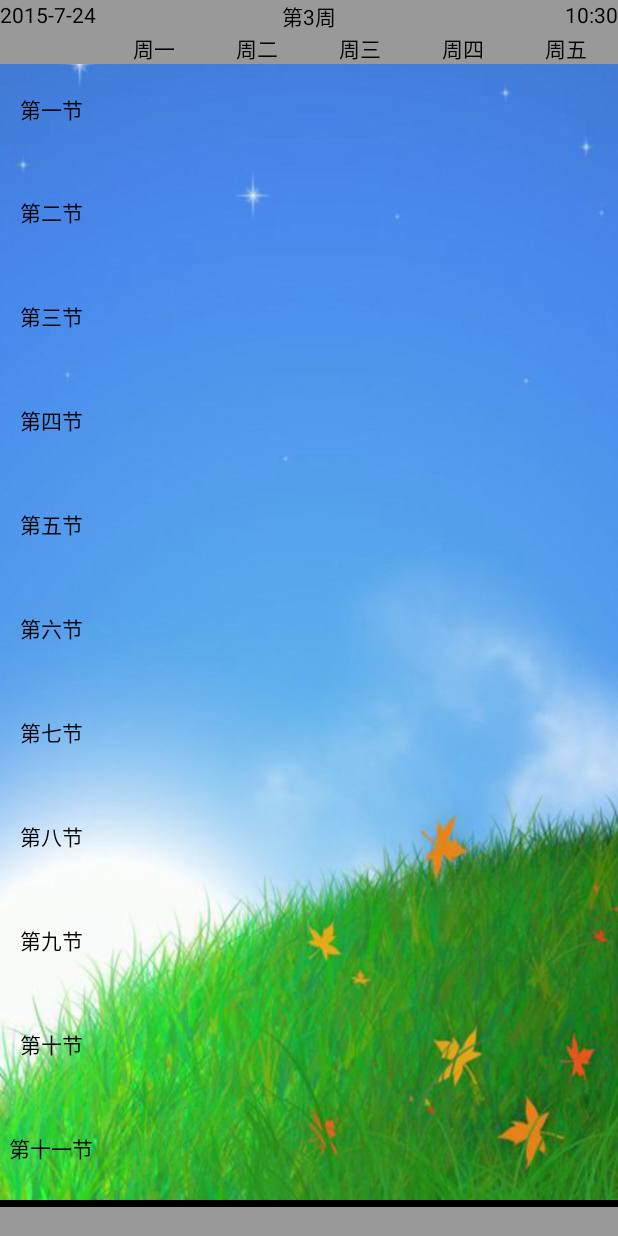
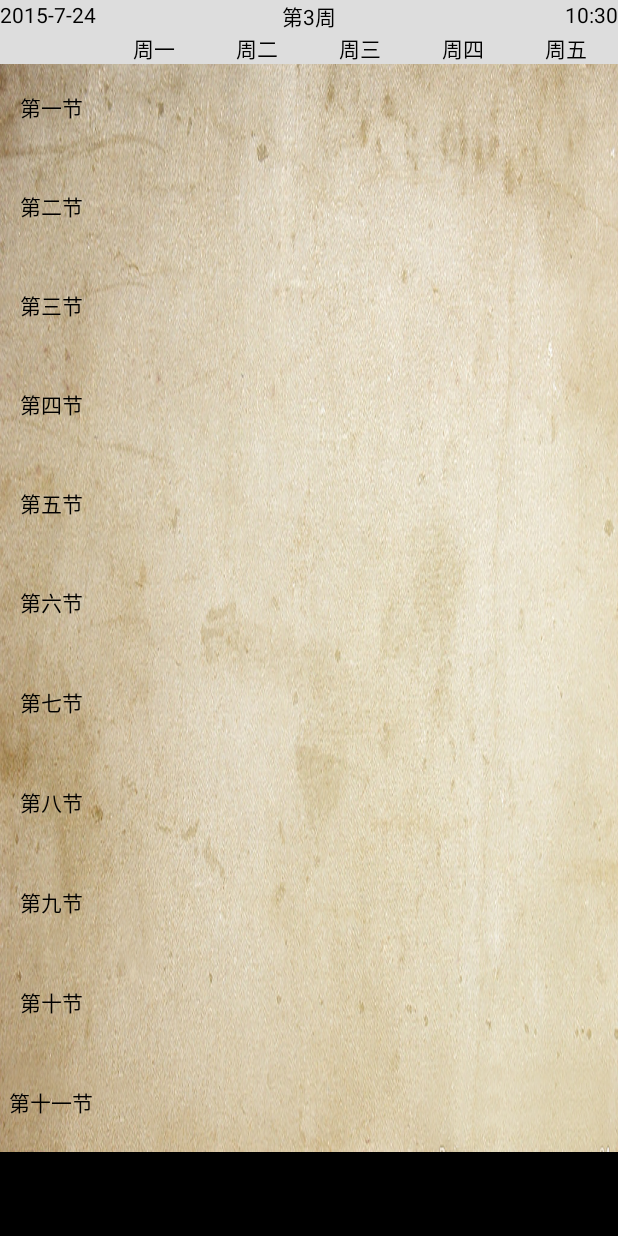
Before and after one commit to panwix/ClassTable, an Android app: the screen it shows after launch (MainActivity), on a phone screen of 412 x 824 dp. Run offline under Robolectric (Android 15) with nearby library versions, the phone set to English and light mode, and no system bars.

Commit message:
2015/07/24

```diff
--- a/app/src/main/res/layout/home_layout.xml
+++ b/app/src/main/res/layout/home_layout.xml
@@ -9,8 +9,8 @@
         android:scrollbars="none">
         <TableLayout
             android:layout_width="match_parent"
-            android:layout_height="wrap_content"
-            android:background="@drawable/ee">
+            android:layout_height="match_parent"
+            android:background="@drawable/yellow">
             <TableRow
                 android:layout_width="match_parent"
                 android:layout_height="wrap_content">
@@ -606,46 +606,8 @@
     <TableLayout
         android:layout_width="match_parent"
         android:layout_height="wrap_content"
-        android:background="#999"
-        android:layout_alignParentBottom="true">
-        <TableRow
-            android:layout_width="match_parent"
-            android:layout_height="wrap_content">
-            <TextView
-                android:layout_width="0dp"
-                android:layout_height="wrap_content"
-                android:layout_weight="1"
-                android:gravity="center"
-                android:text=""
-                android:textColor="#000"/>
-            <TextView
-                android:layout_width="0dp"
-                android:layout_height="wrap_content"
-                android:layout_weight="1"
-                android:gravity="center"
-                android:text=""
-                android:textColor="#000"/>
-            <TextView
-                android:layout_width="0dp"
-                android:layout_height="wrap_content"
-                android:layout_weight="1"
-                android:gravity="center"
-                android:text=""
-                android:textColor="#000"/>
-            <TextView
-                android:layout_width="0dp"
-                android:layout_height="wrap_content"
-                android:layout_weight="1"
-                android:gravity="center"
-                android:text=""
-                android:textColor="#000"/>
-        </TableRow>
-    </TableLayout>
-    <TableLayout
-        android:layout_width="match_parent"
-        android:layout_height="wrap_content"
         android:gravity="top"
-        android:background="#999">
+        android:background="#dddddd">
         <TableRow
             android:layout_width="match_parent"
             android:layout_height="wrap_content">
@@ -672,7 +634,8 @@
                 android:textColor="#000"/>
         </TableRow>
         <TableRow
-            android:background="#999">
+            android:layout_width="match_parent"
+            android:layout_height="wrap_content">
             <TextView
                 android:layout_width="0dp"
                 android:layout_height="match_parent"
```
Also changed, not shown: app/src/main/res/drawable/mu.png (added), app/src/main/res/drawable/qq.jpg (added), app/src/main/res/drawable/yellow.png (added).
